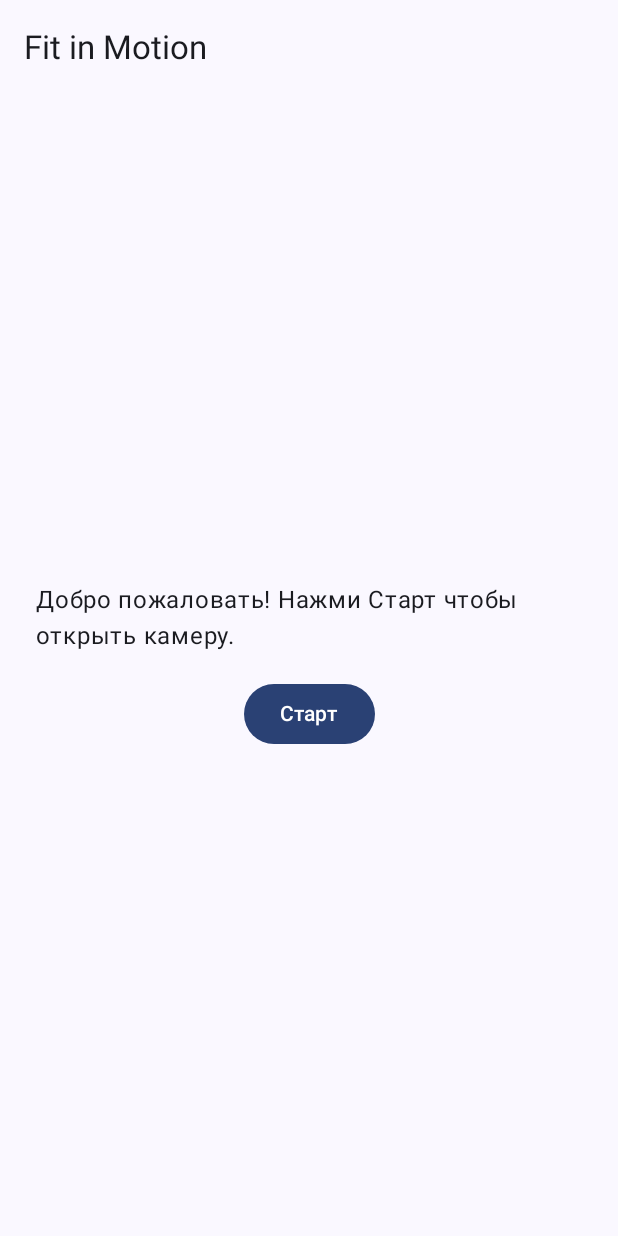
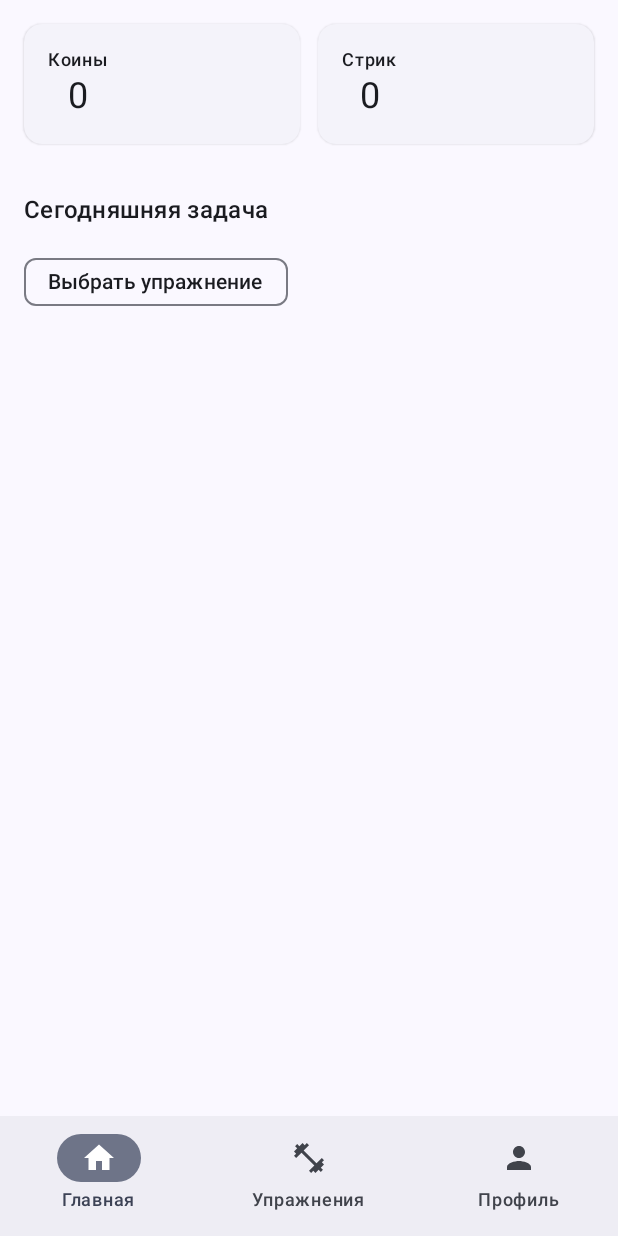
Before and after one commit to Samratik/Fitly-App, an Android app built with Jetpack Compose: the screen it shows after launch (MainActivity), on a phone screen of 412 x 824 dp. Run offline under Robolectric (Android 15) with nearby library versions, the phone set to English and light mode, and no system bars.

Commit message:
UX Design, added pages, strike, and added more

```diff
--- a/app/build.gradle.kts
+++ b/app/build.gradle.kts
@@ -30,6 +30,7 @@ android {
     compileOptions {
         sourceCompatibility = JavaVersion.VERSION_11
         targetCompatibility = JavaVersion.VERSION_11
+        isCoreLibraryDesugaringEnabled = true
     }
     kotlinOptions {
         jvmTarget = "11"
@@ -56,6 +57,8 @@ dependencies {
     androidTestImplementation(libs.androidx.compose.ui.test.junit4)
     debugImplementation(libs.androidx.compose.ui.tooling)
     debugImplementation(libs.androidx.compose.ui.test.manifest)
+    implementation("androidx.compose.material:material-icons-extended")
+    coreLibraryDesugaring("com.android.tools:desugar_jdk_libs:2.0.4")
 
     // MediaPipe Tasks – Vision (Pose)
     implementation("com.google.mediapipe:tasks-vision:0.20230731")
--- /dev/null
+++ b/app/src/main/java/com/example/fitinmotion/AppStateViewModel.kt
@@ -0,0 +1,46 @@
+package com.example.fitinmotion
+
+import androidx.compose.runtime.getValue
+import androidx.compose.runtime.mutableStateOf
+import androidx.compose.runtime.setValue
+import androidx.lifecycle.ViewModel
+import java.time.LocalDate
+
+enum class ExerciseType { PUSHUPS, SQUATS }
+
+data class DailyTask(
+    val type: ExerciseType,
+    val targetReps: Int,
+    val done: Boolean = false
+)
+
+class AppStateViewModel : ViewModel() {
+    var coins by mutableStateOf(0)
+        private set
+    var streak by mutableStateOf(0)
+        private set
+    var lastDoneDate: LocalDate? = null
+        private set
+
+    var todayTask by mutableStateOf<DailyTask?>(null)
+        private set
+
+    fun setTask(type: ExerciseType, target: Int) {
+        todayTask = DailyTask(type, target, done = false)
+    }
+
+    fun completeTask() {
+        todayTask = todayTask?.copy(done = true)
+        coins += 10
+        val today = LocalDate.now()
+        streak = when (lastDoneDate) {
+            null -> 1
+            today.minusDays(1) -> streak + 1
+            today -> streak
+            else -> 1
+        }
+        lastDoneDate = today
+    }
+
+    fun resetTask() { todayTask = null }
+}
--- a/app/src/main/java/com/example/fitinmotion/HomeScreen.kt
+++ b/app/src/main/java/com/example/fitinmotion/HomeScreen.kt
@@ -8,23 +8,47 @@ import androidx.compose.ui.Modifier
 import androidx.compose.ui.unit.dp
 
 
-@OptIn(ExperimentalMaterial3Api::class)
 @Composable
-fun HomeScreen(onStartClick: () -> Unit) {
-    Scaffold(
-        topBar = { TopAppBar(title = { Text("Fit in Motion") }) }
-    ) { pad ->
-        Column(
-            modifier = Modifier
-                .fillMaxSize()
-                .padding(pad)
-                .padding(24.dp),
-            verticalArrangement = Arrangement.Center,
-            horizontalAlignment = Alignment.CenterHorizontally
-        ) {
-            Text("Добро пожаловать! Нажми Старт чтобы открыть камеру.")
-            Spacer(Modifier.height(16.dp))
-            Button(onClick = onStartClick) { Text("Старт") }
+fun HomeScreen(
+    coins: Int,
+    streak: Int,
+    task: DailyTask?,
+    onOpenExercises: () -> Unit
+) {
+    Column(
+        Modifier.fillMaxSize().padding(16.dp),
+        verticalArrangement = Arrangement.spacedBy(12.dp)
+    ) {
+        Row(horizontalArrangement = Arrangement.spacedBy(12.dp)) {
+            StatCard("Коины", coins.toString(), Modifier.weight(1f))
+            StatCard("Стрик", streak.toString(), Modifier.weight(1f))
+        }
+        Spacer(Modifier.height(8.dp))
+        Text("Сегодняшняя задача", style = MaterialTheme.typography.titleMedium)
+        if (task == null) {
+            AssistChip(onClick = onOpenExercises, label = { Text("Выбрать упражнение") })
+        } else {
+            val title = when (task.type) { ExerciseType.PUSHUPS -> "Отжимания"; ExerciseType.SQUATS -> "Приседания" }
+            val status = if (task.done) "✅ Выполнено" else "⏳ ${task.targetReps} раз"
+            ElevatedCard(Modifier.fillMaxWidth()) {
+                Row(Modifier.padding(16.dp), verticalAlignment = Alignment.CenterVertically) {
+                    Text("$title — $status", modifier = Modifier.weight(1f))
+                    if (!task.done) Button(onClick = onOpenExercises) { Text("Изменить") }
+                }
+            }
         }
     }
 }
+
+@Composable
+private fun StatCard(title: String, value: String, modifier: Modifier = Modifier) {
+    ElevatedCard(modifier) {
+        Column(
+            Modifier.padding(16.dp),
+            horizontalAlignment = Alignment.CenterHorizontally
+        ) {
+            Text(title, style = MaterialTheme.typography.labelMedium)
+            Text(value, style = MaterialTheme.typography.headlineSmall)
+        }
+    }
+}
--- a/app/src/main/java/com/example/fitinmotion/MainActivity.kt
+++ b/app/src/main/java/com/example/fitinmotion/MainActivity.kt
@@ -3,17 +3,60 @@ package com.example.fitinmotion
 import android.os.Bundle
 import androidx.activity.ComponentActivity
 import androidx.activity.compose.setContent
+import androidx.compose.foundation.layout.padding
+import androidx.compose.material.icons.Icons
+import androidx.compose.material.icons.filled.Home
+import androidx.compose.material.icons.filled.FitnessCenter
+import androidx.compose.material.icons.filled.Person
+import androidx.compose.material3.*
+import androidx.compose.runtime.*
+import androidx.compose.ui.Modifier
+import androidx.compose.ui.graphics.vector.ImageVector
+import androidx.lifecycle.viewmodel.compose.viewModel
+import androidx.navigation.NavHostController
+import androidx.navigation.NavType
+import androidx.navigation.compose.*
+import androidx.navigation.navArgument
+import com.example.fitinmotion.ui.theme.FitInMotionTheme
 import androidx.navigation.compose.rememberNavController
-import com.example.fitinmotion.ui.theme.FitInMotionTheme
+import androidx.navigation.compose.currentBackStackEntryAsState
+import androidx.navigation.compose.composable
+
 
 class MainActivity : ComponentActivity() {
     override fun onCreate(savedInstanceState: Bundle?) {
         super.onCreate(savedInstanceState)
         setContent {
             FitInMotionTheme {
+                val vm: AppStateViewModel = viewModel()
                 val nav = rememberNavController()
-                AppNavHost(nav = nav)
+                Scaffold(bottomBar = { BottomBar(nav) }) { pad ->
+                    AppNavGraph(nav = nav, vm = vm, modifier = Modifier.padding(pad))
+                }
             }
         }
     }
 }
+
+@Composable
+private fun BottomBar(nav: NavHostController) {
+    val items = listOf(Route.Home, Route.Exercises, Route.Profile)
+    val current by nav.currentBackStackEntryAsState()
+    val currentRoute = current?.destination?.route
+    NavigationBar {
+        items.forEach { r ->
+            NavigationBarItem(
+                selected = currentRoute?.startsWith(r.route) == true,
+                onClick = {
+                    nav.navigate(r.route) {
+                        popUpTo(Route.Home.route) { saveState = true }
+                        launchSingleTop = true
+                        restoreState = true
+                    }
+                },
+                icon = { Icon(r.icon, contentDescription = r.label) },
+                label = { Text(r.label) }
+            )
+        }
+    }
+}
--- a/app/src/main/java/com/example/fitinmotion/MediaPipePoseAnalyzer.kt
+++ b/app/src/main/java/com/example/fitinmotion/MediaPipePoseAnalyzer.kt
@@ -44,7 +44,6 @@ class MediaPipePoseAnalyzer(
         val bitmap = imageProxy.toBitmap().rotate(imageProxy.imageInfo.rotationDegrees)
         val mpImage: MPImage = BitmapImageBuilder(bitmap).build()
 
-        // ✅ В VIDEO-режиме вызываем detectForVideo с timestamp
         val ts = android.os.SystemClock.uptimeMillis()
         val result: PoseLandmarkerResult = landmarker.detectForVideo(mpImage, ts)
 
@@ -60,8 +59,6 @@ class MediaPipePoseAnalyzer(
         imageProxy.close()
     }
 }
-
-/* ---------- helpers ---------- */
 
 private fun ImageProxy.toBitmap(): Bitmap {
     val yBuffer = planes[0].buffer
--- a/app/src/main/java/com/example/fitinmotion/NavGraph.kt
+++ b/app/src/main/java/com/example/fitinmotion/NavGraph.kt
@@ -1,16 +1,61 @@
 package com.example.fitinmotion
 
 import androidx.compose.runtime.Composable
-import androidx.navigation.NavHostController
+import androidx.compose.ui.Modifier
+import androidx.navigation.NavType
 import androidx.navigation.compose.NavHost
 import androidx.navigation.compose.composable
-
-enum class Route { Home, Workout }
+import androidx.navigation.NavHostController
+import androidx.navigation.navArgument
 
 @Composable
-fun AppNavHost(nav: NavHostController) {
-    NavHost(navController = nav, startDestination = Route.Home.name) {
-        composable(Route.Home.name) { HomeScreen(onStartClick = { nav.navigate(Route.Workout.name) }) }
-        composable(Route.Workout.name) { WorkoutScreen() }
+fun AppNavGraph(
+    nav: NavHostController,
+    vm: AppStateViewModel,
+    modifier: Modifier = Modifier
+) {
+    NavHost(navController = nav, startDestination = Route.Home.route, modifier = modifier) {
+
+        composable(Route.Home.route) {
+            HomeScreen(
+                coins = vm.coins,
+                streak = vm.streak,
+                task = vm.todayTask,
+                onOpenExercises = { nav.navigate(Route.Exercises.route) }
+            )
+        }
+
+        composable(Route.Exercises.route) {
+            ExercisesScreen(
+                onStart = { type, target ->
+                    vm.setTask(type, target)
+                    nav.navigate(Route.Workout.path(type, target))
+                }
+            )
+        }
+
+        composable(
+            Route.Workout.route,
+            arguments = listOf(
+                navArgument("type") { type = NavType.StringType },
+                navArgument("target") { type = NavType.IntType }
+            )
+        ) { backStackEntry ->
+            val type = ExerciseType.valueOf(backStackEntry.arguments!!.getString("type")!!)
+            val target = backStackEntry.arguments!!.getInt("target")
+            WorkoutScreenWithGoal(
+                type = type,
+                target = target,
+                onCompleted = {
+                    vm.completeTask()
+                    nav.popBackStack(Route.Home.route, inclusive = false)
+                },
+                onExit = { nav.popBackStack() }
+            )
+        }
+
+        composable(Route.Profile.route) {
+            ProfileScreen(coins = vm.coins, streak = vm.streak)
+        }
     }
 }
--- a/app/src/main/java/com/example/fitinmotion/PoseOverlayView.kt
+++ b/app/src/main/java/com/example/fitinmotion/PoseOverlayView.kt
@@ -26,7 +26,6 @@ class PoseOverlayView @JvmOverloads constructor(
     @Volatile
     private var points: Map<Int, PointF> = emptyMap()
 
-    /** Обновляем карту landmark’ов (индекс BlazePose -> координата в пикселях overlay) */
     fun updateLandmarks(map: Map<Int, PointF>) {
         points = map
         postInvalidateOnAnimation()
--- a/app/src/main/java/com/example/fitinmotion/PushUpCounterMP.kt
+++ b/app/src/main/java/com/example/fitinmotion/PushUpCounterMP.kt
@@ -4,10 +4,6 @@ import android.graphics.PointF
 import com.example.fitinmotion.Angles
 import com.example.fitinmotion.PoseIdx
 
-/**
- * Принимает landmarks из MediaPipe в виде Map<index, PointF>.
- * Координаты в пикселях overlay (или нормализованные 0..1 — углам все равно).
- */
 class PushUpCounterMP(
     private val downThresh: Float = 75f,   // низ: локоть ≤ 75°
     private val upThresh: Float = 165f,    // верх: локоть ≥ 165°
@@ -20,7 +16,6 @@ class PushUpCounterMP(
     private var stable = 0
     private var lastLandmarks: Map<Int, PointF>? = null
 
-    /** Обновляем счётчик новым набором точек */
     fun onLandmarks(lm: Map<Int, PointF>) {
         val used = if (lm.isNotEmpty()) { lastLandmarks = lm; lm }
         else lastLandmarks ?: return
--- /dev/null
+++ b/app/src/main/java/com/example/fitinmotion/Routes.kt
@@ -0,0 +1,17 @@
+package com.example.fitinmotion
+
+import androidx.compose.ui.graphics.vector.ImageVector
+import androidx.compose.material.icons.Icons
+import androidx.compose.material.icons.filled.FitnessCenter
+import androidx.compose.material.icons.filled.Home
+import androidx.compose.material.icons.filled.Person
+
+sealed class Route(val route: String, val label: String, val icon: ImageVector) {
+    data object Home : Route("home", "Главная", Icons.Filled.Home)
+    data object Exercises : Route("exercises", "Упражнения", Icons.Filled.FitnessCenter)
+    data object Profile : Route("profile", "Профиль", Icons.Filled.Person)
+
+    data object Workout : Route("workout/{type}/{target}", "Тренировка", Icons.Filled.FitnessCenter) {
+        fun path(type: com.example.fitinmotion.ExerciseType, target: Int) = "workout/${type.name}/$target"
+    }
+}
--- a/app/src/main/java/com/example/fitinmotion/WorkoutScreen.kt
+++ b/app/src/main/java/com/example/fitinmotion/WorkoutScreen.kt
@@ -75,9 +75,6 @@ private fun CameraWithPose(modifier: Modifier = Modifier) {
     }
     val overlayView = remember { PoseOverlayView(context) }
     var viewSize by remember { mutableStateOf(Size(1, 1)) }
-
-//    val counter = remember { PushUpCounter() }
-//    var reps by remember { mutableStateOf(0) }
 
     val counter = remember { PushUpCounterMP() }
     var reps by remember { mutableStateOf(0) }
```
Also changed, not shown: app/src/main/java/com/example/fitinmotion/ExercisesScreen.kt (added, +59 -0 lines), app/src/main/java/com/example/fitinmotion/ProfileScreen.kt (added, +18 -0 lines), app/src/main/java/com/example/fitinmotion/SquatCounterMP.kt (added, +44 -0 lines), app/src/main/java/com/example/fitinmotion/WorkoutScreenCore.kt (added, +134 -0 lines), app/src/main/java/com/example/fitinmotion/WorkoutScreenWithGoal.kt (added, +49 -0 lines).
